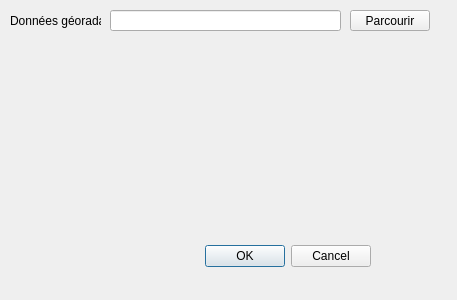
The window that UI_tellus_processing_dialog_base.ui (RonanTellus/TellusPlugin) describes before a commit, drawn with Qt 5.
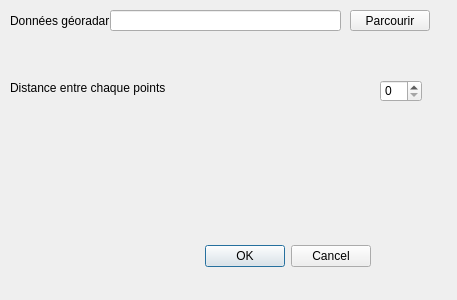
The same window after the commit.

Commit message: Ajout de la liste du choix de la distance

Diff of the .ui file:
```diff
--- a/UI_tellus_processing_dialog_base.ui
+++ b/UI_tellus_processing_dialog_base.ui
@@ -43,7 +43,7 @@
      <rect>
       <x>10</x>
       <y>0</y>
-      <width>91</width>
+      <width>101</width>
       <height>21</height>
      </rect>
     </property>
@@ -75,6 +75,39 @@
     </property>
    </widget>
   </widget>
+  <widget class="QWidget" name="widget_2" native="true">
+   <property name="geometry">
+    <rect>
+     <x>0</x>
+     <y>70</y>
+     <width>451</width>
+     <height>41</height>
+    </rect>
+   </property>
+   <widget class="QSpinBox" name="sbParamDistance">
+    <property name="geometry">
+     <rect>
+      <x>380</x>
+      <y>10</y>
+      <width>42</width>
+      <height>22</height>
+     </rect>
+    </property>
+   </widget>
+   <widget class="QLabel" name="label">
+    <property name="geometry">
+     <rect>
+      <x>10</x>
+      <y>10</y>
+      <width>321</width>
+      <height>16</height>
+     </rect>
+    </property>
+    <property name="text">
+     <string>Distance entre chaque points</string>
+    </property>
+   </widget>
+  </widget>
  </widget>
  <resources/>
  <connections>
```
The commit also changes 7 other files.
